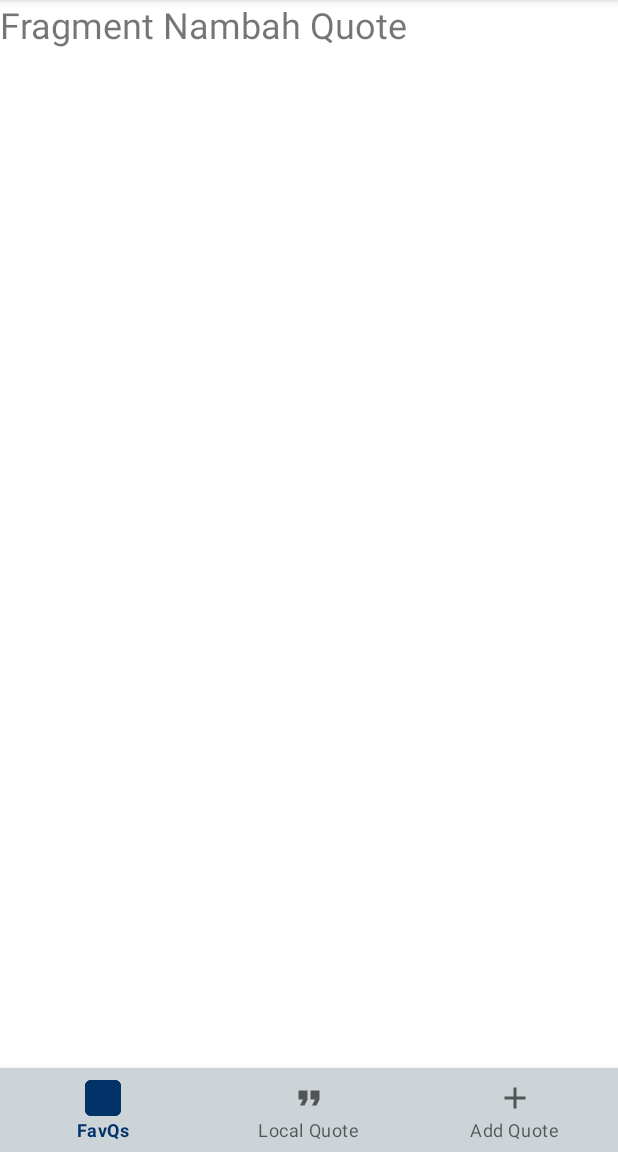
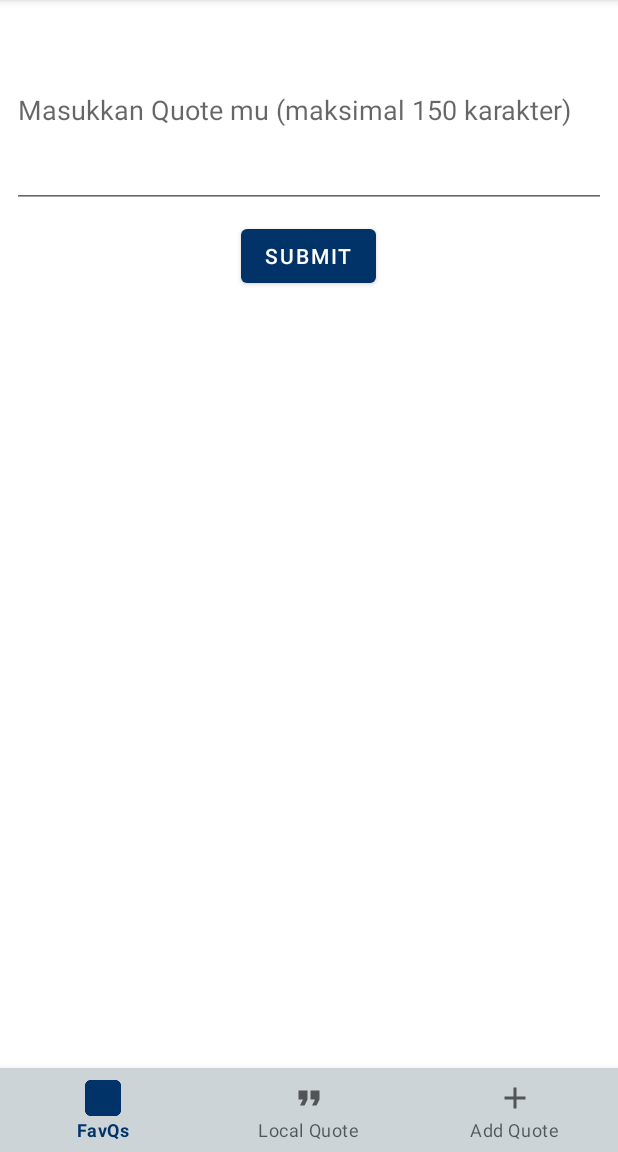
Before and after one commit to satya2221/PrakTPM_Final_Project, an Android app: the fragment AddQuoteFragment placed in its activity, on a phone screen of 412 x 824 dp, the part 84-1236 px from its top. Run offline under Robolectric (Android 15) with nearby library versions, the phone set to English and light mode, and no system bars.

```diff
--- a/app/build.gradle
+++ b/app/build.gradle
@@ -37,6 +37,8 @@ dependencies {
     implementation 'androidx.recyclerview:recyclerview:1.2.1'
     implementation 'androidx.cardview:cardview:1.0.0'
     implementation 'com.google.android.material:material:1.3.0'
+    implementation 'androidx.room:room-runtime:2.3.0'
+    annotationProcessor 'androidx.room:room-compiler:2.3.0'
 
     implementation 'androidx.appcompat:appcompat:1.2.0'
     implementation 'com.google.android.material:material:1.2.1'
--- a/app/src/main/AndroidManifest.xml
+++ b/app/src/main/AndroidManifest.xml
@@ -2,7 +2,7 @@
 <manifest xmlns:android="http://schemas.android.com/apk/res/android"
     package="com.example.finalproject">
 
-    <uses-permission android:name="android.permission.INTERNET"/>
+    <uses-permission android:name="android.permission.INTERNET" />
 
     <application
         android:allowBackup="true"
@@ -11,13 +11,14 @@
         android:roundIcon="@mipmap/ic_launcher_round"
         android:supportsRtl="true"
         android:theme="@style/Theme.FinalProject">
-        <activity android:name=".view.activity.MainActivity">
+        <activity android:name=".view.LoginActivity">
             <intent-filter>
                 <action android:name="android.intent.action.MAIN" />
 
                 <category android:name="android.intent.category.LAUNCHER" />
             </intent-filter>
         </activity>
+        <activity android:name=".view.activity.MainActivity"></activity>
     </application>
 
 </manifest>
--- a/app/src/main/res/layout/fragment_add_quote.xml
+++ b/app/src/main/res/layout/fragment_add_quote.xml
@@ -1,15 +1,26 @@
 <?xml version="1.0" encoding="utf-8"?>
-<FrameLayout xmlns:android="http://schemas.android.com/apk/res/android"
+<LinearLayout xmlns:android="http://schemas.android.com/apk/res/android"
     xmlns:tools="http://schemas.android.com/tools"
     android:layout_width="match_parent"
     android:layout_height="match_parent"
+    android:orientation="vertical"
     tools:context=".view.fragment.AddQuoteFragment">
 
-    <!-- TODO: Update blank fragment layout -->
-    <TextView
-        android:layout_width="match_parent"
-        android:layout_height="match_parent"
-        android:text="Fragment Nambah Quote"
-        android:textSize="24sp"/>
+   <EditText
+       android:id="@+id/et_input_quote"
+       android:layout_width="match_parent"
+       android:layout_height="wrap_content"
+       android:layout_margin="8dp"
+       android:singleLine="false"
+       android:lines="5"
+       android:maxLength="150"
+       android:hint="Masukkan Quote mu (maksimal 150 karakter)"/>
+    <Button
+        android:id="@+id/submit"
+        android:layout_width="wrap_content"
+        android:layout_height="wrap_content"
+        android:layout_gravity="center"
+        android:text="Submit"
+        />
 
-</FrameLayout>
+</LinearLayout>
--- a/app/src/main/res/layout/item_list.xml
+++ b/app/src/main/res/layout/item_list.xml
@@ -5,7 +5,7 @@
     app:cardCornerRadius="5dp"
     android:layout_width="match_parent"
     android:layout_height="wrap_content"
-    android:layout_margin="10dp"
+    android:layout_margin="15dp"
     android:elevation="5dp">
     <LinearLayout
         android:layout_width="match_parent"
```
Also changed, not shown: app/src/main/java/com/example/finalproject/view/LoginActivity.java (added, +61 -0 lines), app/src/main/java/com/example/finalproject/view/fragment/ProfileFragment.java (added, +64 -0 lines), app/src/main/res/layout/activity_login.xml (added, +41 -0 lines), app/src/main/res/layout/fragment_profile.xml (added, +14 -0 lines), app/src/main/res/layout/fragment_quote.xml (+5 -7 lines).
